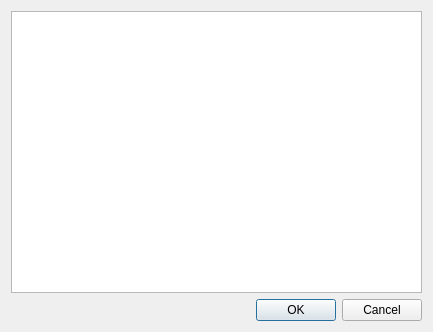
This is plugin/dialog.ui in ajolma/SmartSeaMSPTool as Qt 5 draws it before an edit. The edited form follows.
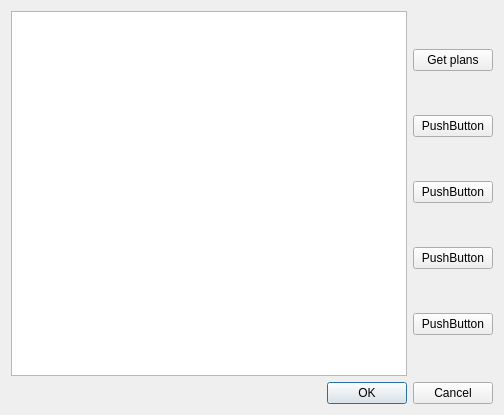
This is the edited form.

Commit message: New version of pg_dump. Extra buttons to UI. Plugin-install.

```diff
--- a/plugin/dialog.ui
+++ b/plugin/dialog.ui
@@ -6,8 +6,8 @@
    <rect>
     <x>0</x>
     <y>0</y>
-    <width>433</width>
-    <height>332</height>
+    <width>504</width>
+    <height>415</height>
    </rect>
   </property>
   <property name="windowTitle">
@@ -22,7 +22,43 @@
         <widget class="QTreeView" name="treeView"/>
        </item>
        <item>
-        <layout class="QVBoxLayout" name="verticalLayout_3"/>
+        <layout class="QVBoxLayout" name="verticalLayout_3">
+         <item>
+          <widget class="QPushButton" name="DownloadPushButton">
+           <property name="text">
+            <string>Get plans</string>
+           </property>
+          </widget>
+         </item>
+         <item>
+          <widget class="QPushButton" name="pushButton_2">
+           <property name="text">
+            <string>PushButton</string>
+           </property>
+          </widget>
+         </item>
+         <item>
+          <widget class="QPushButton" name="pushButton_3">
+           <property name="text">
+            <string>PushButton</string>
+           </property>
+          </widget>
+         </item>
+         <item>
+          <widget class="QPushButton" name="pushButton_4">
+           <property name="text">
+            <string>PushButton</string>
+           </property>
+          </widget>
+         </item>
+         <item>
+          <widget class="QPushButton" name="pushButton">
+           <property name="text">
+            <string>PushButton</string>
+           </property>
+          </widget>
+         </item>
+        </layout>
        </item>
       </layout>
      </item>
```
The commit also changes 3 other files.
